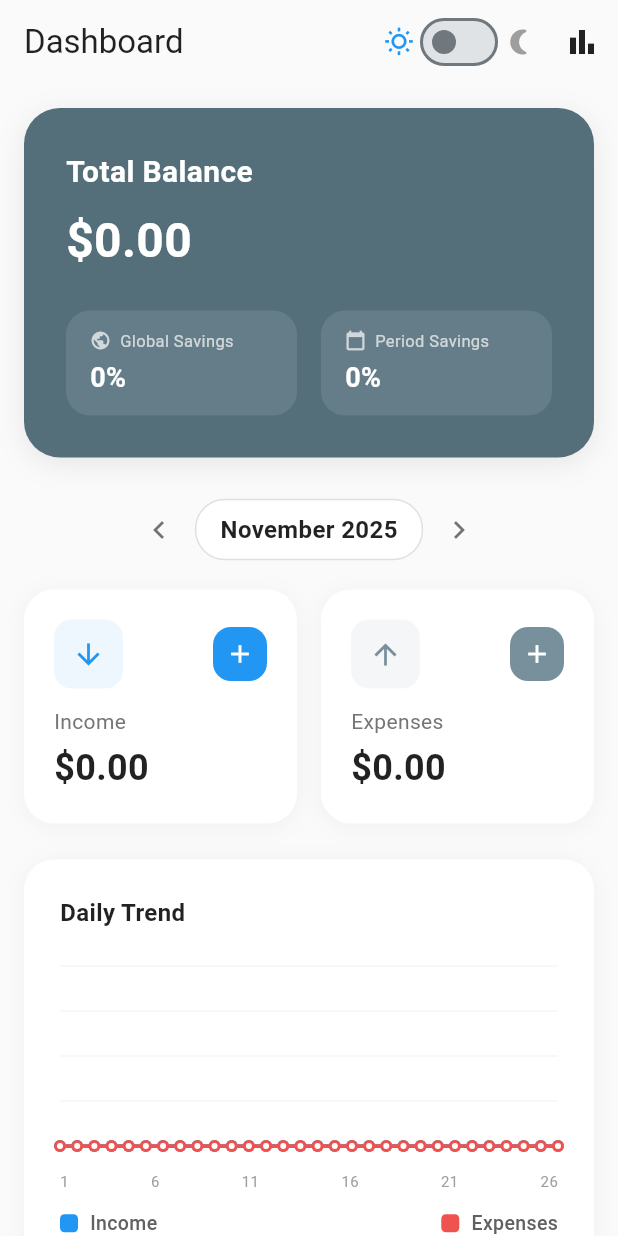
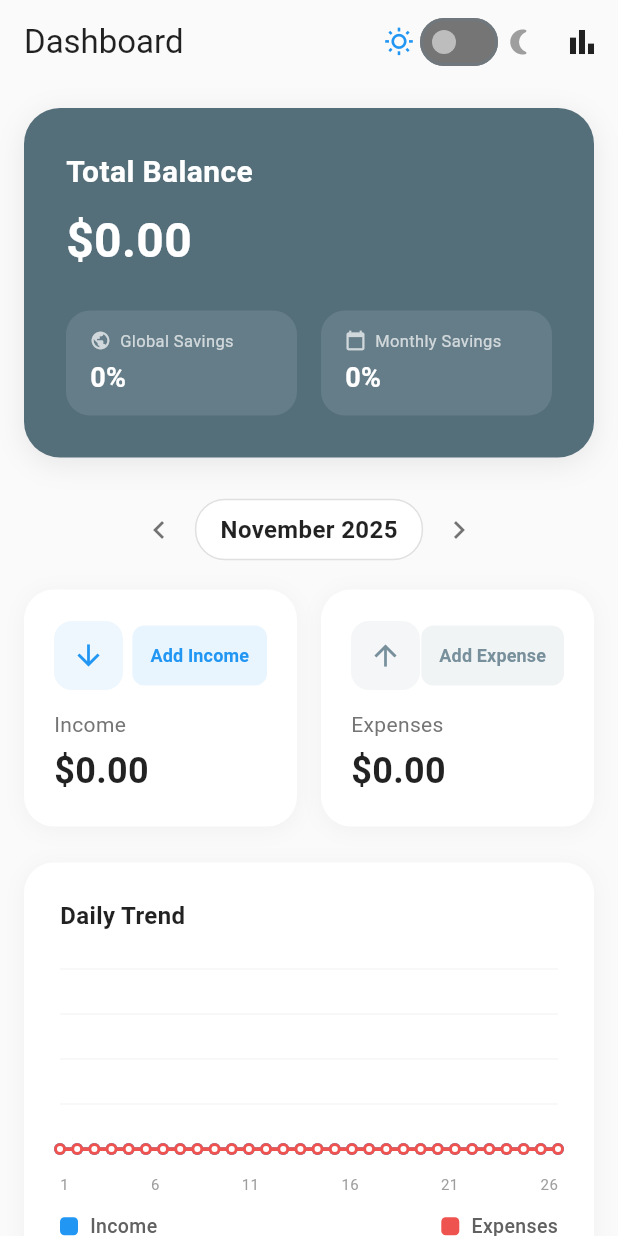
Before and after one commit to KarmaBlank/quantova, a Flutter app: the screen it shows after launch, on a phone screen of 412 x 824 dp. Run offline on Flutter 3.47's test engine with Material 3 defaults, Android fonts, the light colour scheme and no system bars; our stand-ins replace bloc, equatable, fl_chart, flutter_bloc, image_picker, objectbox and 1 more; missing offline and left inert: excel, google_mlkit_text_recognition, slang; generated files the repository leaves out were written again.

Commit message:
feat: implement core feature pages for dashboard, income, expenses, transactions, and reports with internationalization.

```diff
--- a/lib/features/dashboard/presentation/bloc/transaction_bloc.dart
+++ b/lib/features/dashboard/presentation/bloc/transaction_bloc.dart
@@ -49,6 +49,24 @@ class TransactionBloc extends Bloc<TransactionEvent, TransactionState> {
   }
 
   Future<void> _onDeleteTransaction(DeleteTransaction event, Emitter<TransactionState> emit) async {
+    final currentState = state;
+    if (currentState is TransactionLoaded) {
+      // Optimistic update: Remove item immediately from state
+      final updatedTransactions = currentState.transactions.where((t) => t.id != event.id).toList();
+
+      double income = 0;
+      double expenses = 0;
+      for (var t in updatedTransactions) {
+        if (t.transactionType == TransactionType.income) {
+          income += t.amount;
+        } else {
+          expenses += t.amount;
+        }
+      }
+
+      emit(TransactionLoaded(updatedTransactions, income, expenses, income - expenses));
+    }
+
     try {
       await _repository.deleteTransaction(event.id);
     } catch (e) {
--- a/lib/features/dashboard/presentation/pages/dashboard_page.dart
+++ b/lib/features/dashboard/presentation/pages/dashboard_page.dart
@@ -1,5 +1,6 @@
 import 'package:flutter/material.dart';
 import 'package:flutter_bloc/flutter_bloc.dart';
+import 'package:gastos_mensuales/i18n/strings.g.dart';
 import 'package:intl/intl.dart';
 import 'package:provider/provider.dart';
 
@@ -54,7 +55,18 @@ class _DashboardPageState extends State<DashboardPage> {
                   Switch(
                     value: themeProvider.isDarkMode,
                     onChanged: (_) => themeProvider.toggleTheme(),
-                    activeColor: const Color(0xFF2196F3),
+                    thumbColor: WidgetStateProperty.resolveWith((states) {
+                      if (states.contains(WidgetState.selected)) {
+                        return const Color(0xFF2196F3);
+                      }
+                      return Colors.grey[400];
+                    }),
+                    trackColor: WidgetStateProperty.resolveWith((states) {
+                      if (states.contains(WidgetState.selected)) {
+                        return const Color(0xFF2196F3).withOpacity(0.5);
+                      }
+                      return Colors.grey[600];
+                    }),
                   ),
                   Icon(
                     Icons.nightlight_round,
@@ -211,6 +223,7 @@ class _DashboardPageState extends State<DashboardPage> {
   }
 
   Widget _buildHeaderCard(BuildContext context, TransactionLoaded state, double monthIncome, double monthExpenses) {
+    final t = Translations.of(context);
     // Calculate savings for the selected period
     final monthSavings = monthIncome - monthExpenses;
     final periodSavingsPercentage = monthIncome > 0 ? ((monthSavings / monthIncome) * 100) : 0.0;
@@ -236,9 +249,9 @@ class _DashboardPageState extends State<DashboardPage> {
       child: Column(
         crossAxisAlignment: CrossAxisAlignment.start,
         children: [
-          const Text(
-            'Total Balance',
-            style: TextStyle(
+          Text(
+            t.dashboard.totalBalance,
+            style: const TextStyle(
               color: Colors.white,
               fontSize: 20,
               fontWeight: FontWeight.bold,
@@ -259,7 +272,7 @@ class _DashboardPageState extends State<DashboardPage> {
               Expanded(
                 child: _buildSavingsIndicator(
                   context,
-                  'Global Savings',
+                  t.dashboard.globalSavings,
                   globalSavingsPercentage,
                   Icons.public,
                 ),
@@ -268,7 +281,7 @@ class _DashboardPageState extends State<DashboardPage> {
               Expanded(
                 child: _buildSavingsIndicator(
                   context,
-                  'Period Savings',
+                  t.dashboard.monthlySavings,
                   periodSavingsPercentage,
                   Icons.calendar_today,
                 ),
@@ -294,9 +307,12 @@ class _DashboardPageState extends State<DashboardPage> {
             children: [
               Icon(icon, color: Colors.white70, size: 14),
               const SizedBox(width: 6),
-              Text(
-                label,
-                style: const TextStyle(color: Colors.white70, fontSize: 11),
+              Expanded(
+                child: Text(
+                  label,
+                  style: const TextStyle(color: Colors.white70, fontSize: 11),
+                  overflow: TextOverflow.ellipsis,
+                ),
               ),
             ],
           ),
@@ -319,7 +335,7 @@ class _DashboardPageState extends State<DashboardPage> {
       children: [
         Expanded(
           child: _buildSummaryCard(
-            'Income',
+            t.dashboard.income,
             income,
             Icons.arrow_downward,
             const Color(0xFF2196F3),
@@ -329,7 +345,7 @@ class _DashboardPageState extends State<DashboardPage> {
         const SizedBox(width: 16),
         Expanded(
           child: _buildSummaryCard(
-            'Expenses',
+            t.dashboard.expenses,
             expenses,
             Icons.arrow_upward,
             const Color(0xFF78909C),
@@ -341,6 +357,7 @@ class _DashboardPageState extends State<DashboardPage> {
   }
 
   Widget _buildSummaryCard(String label, double amount, IconData icon, Color color, {required VoidCallback onAdd}) {
+    final t = Translations.of(context);
     final isDark = Theme.of(context).brightness == Brightness.dark;
 
     return Container(
@@ -370,16 +387,19 @@ class _DashboardPageState extends State<DashboardPage> {
                 ),
                 child: Icon(icon, color: color, size: 22),
               ),
-              InkWell(
-                onTap: onAdd,
-                borderRadius: BorderRadius.circular(12),
-                child: Container(
-                  padding: const EdgeInsets.all(8),
-                  decoration: BoxDecoration(
-                    color: color,
-                    borderRadius: BorderRadius.circular(12),
+              TextButton(
+                onPressed: onAdd,
+                style: TextButton.styleFrom(
+                  backgroundColor: color.withOpacity(0.1),
+                  foregroundColor: color,
+                  padding: const EdgeInsets.symmetric(horizontal: 12, vertical: 8),
+                  shape: RoundedRectangleBorder(
+                    borderRadius: BorderRadius.circular(8),
                   ),
-                  child: const Icon(Icons.add, color: Colors.white, size: 20),
+                ),
+                child: Text(
+                  label == t.dashboard.income ? t.dashboard.addIncome : t.dashboard.addExpense,
+                  style: const TextStyle(fontSize: 12, fontWeight: FontWeight.bold),
                 ),
               ),
             ],
@@ -464,7 +484,7 @@ class _DashboardPageState extends State<DashboardPage> {
             mainAxisAlignment: MainAxisAlignment.spaceBetween,
             children: [
               Text(
-                'Daily Trend',
+                t.dashboard.dailyTrend,
                 style: TextStyle(
                   fontSize: 16,
                   fontWeight: FontWeight.w600,
@@ -508,8 +528,8 @@ class _DashboardPageState extends State<DashboardPage> {
           Row(
             mainAxisAlignment: MainAxisAlignment.spaceBetween,
             children: [
-              _buildChartLegend('Income', const Color(0xFF2196F3)),
-              _buildChartLegend('Expenses', const Color(0xFFEF5350)),
+              _buildChartLegend(t.dashboard.income, const Color(0xFF2196F3)),
+              _buildChartLegend(t.dashboard.expenses, const Color(0xFFEF5350)),
             ],
           ),
         ],
@@ -538,6 +558,7 @@ class _DashboardPageState extends State<DashboardPage> {
             color: isDark ? Colors.white70 : Colors.grey[700],
             fontWeight: FontWeight.w500,
           ),
+          overflow: TextOverflow.ellipsis,
         ),
       ],
     );
@@ -570,10 +591,10 @@ class _DashboardPageState extends State<DashboardPage> {
 
   Widget _buildTransactionList(List<ExpenseTransaction> transactions) {
     if (transactions.isEmpty) {
-      return const Center(
+      return Center(
         child: Padding(
-          padding: EdgeInsets.all(32.0),
-          child: Text('No transactions yet'),
+          padding: const EdgeInsets.all(32.0),
+          child: Text(t.dashboard.noTransactions),
         ),
       );
     }
--- a/lib/i18n/strings.i18n.json
+++ b/lib/i18n/strings.i18n.json
@@ -12,7 +12,14 @@
     "loading": "Loading...",
     "error": "Error",
     "success": "Success",
-    "noData": "No data available"
+    "noData": "No data available",
+    "none": "None",
+    "uncategorized": "Uncategorized",
+    "noDescription": "No description",
+    "noExpenseData": "No expense data",
+    "expensesByCategory": "Expenses by Category",
+    "monthlyTrend": "Monthly Trend",
+    "expenseDistribution": "Expense Distribution"
   },
   "dashboard": {
     "title": "Finance",
@@ -23,7 +30,17 @@
     "seeAll": "See all",
     "youAreOnTop": "You are on Top",
     "ofYourFinances": "of your Finances",
-    "noTransactions": "No transactions yet"
+    "noTransactions": "No transactions yet",
+    "globalSavings": "Global Savings",
+    "monthlySavings": "Monthly Savings",
+    "addIncome": "Add Income",
+    "addExpense": "Add Expense",
+    "dailyTrend": "Daily Trend",
+    "chartsAndAnalytics": "Charts & Analytics",
+    "reportSaved": "Report saved to",
+    "exportToPdf": "Export to PDF",
+    "exportToExcel": "Export to Excel",
+    "noDataForPeriod": "No data for this period"
   },
   "transactions": {
     "income": "Income",
```
Also changed, not shown: lib/core/utils/category_helper.dart (added, +45 -0 lines), lib/core/widgets/transaction_card.dart (+66 -13 lines), lib/features/expenses/presentation/pages/expenses_page.dart (+15 -8 lines), lib/features/income/presentation/pages/income_page.dart (+15 -8 lines), lib/features/reports/presentation/pages/charts_page.dart (+11 -10 lines), lib/features/transactions/presentation/pages/transactions_page.dart (+14 -33 lines), lib/i18n/strings_es.i18n.json (+19 -2 lines), lib/i18n/strings.g.dart, lib/i18n/strings_en.g.dart, lib/i18n/strings_es.g.dart.
